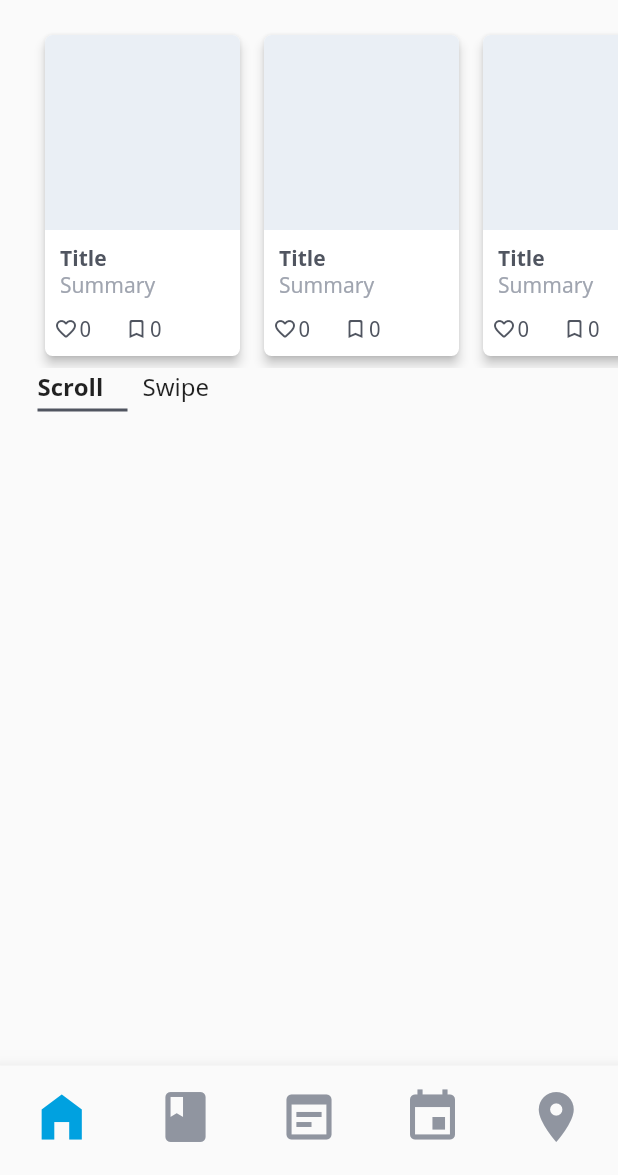
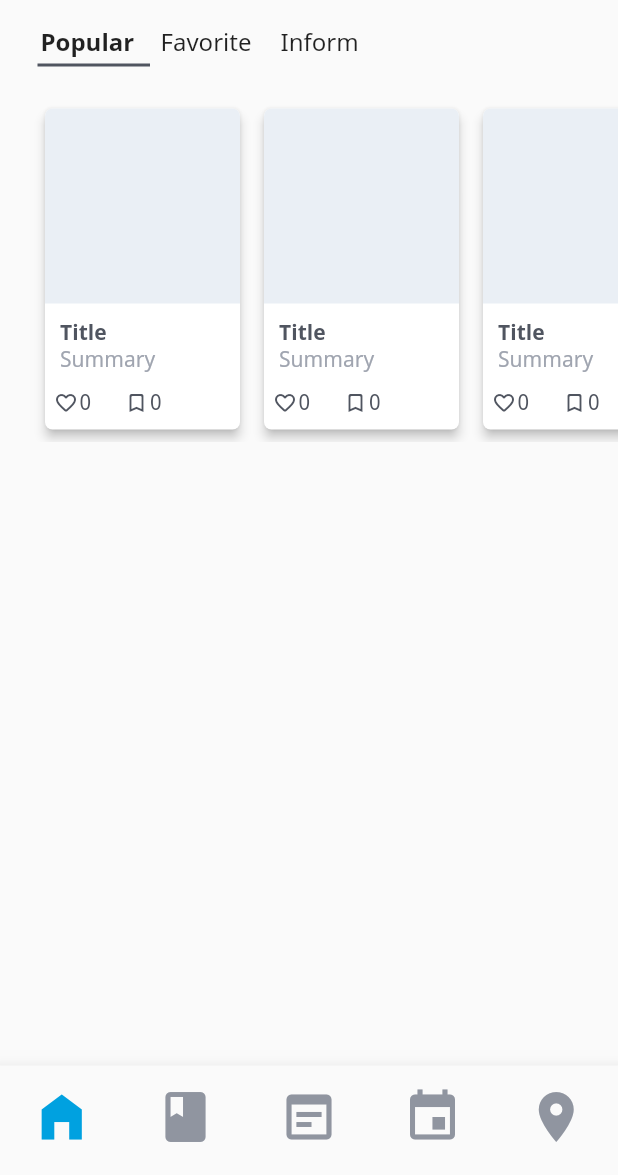
Before and after one commit to padong4284/padong-app, a Flutter app: the MainView screen opened by its route, on a phone screen of 412 x 824 dp, the part 61-1236 px from its top. Run offline on Flutter 3.47's test engine with Material 2 defaults, Android fonts, the phone set to English and light mode, and no system bars.

Commit message:
feat: tab container with size parameter

```diff
--- a/lib/ui/views/main/main_view.dart
+++ b/lib/ui/views/main/main_view.dart
@@ -9,7 +9,6 @@ import 'package:padong/ui/widgets/safe_padding_template.dart';
 import 'package:padong/ui/widgets/summary_card.dart';
 import 'package:padong/ui/widgets/swipe_deck.dart';
 import 'package:padong/ui/widgets/tab_container.dart';
-import 'package:padong/ui/widgets/switch_button.dart';
 
 class MainView extends StatefulWidget {
   final bool isPMain;
@@ -28,21 +27,15 @@ class _MainViewState extends State<MainView> {
         body: SafePaddingTemplate(
             child: Column(
           children: [
-            HorizontalScroller(
-                padding: 3.0,
-                parentLeftPadding: 25.0,
-                parentRightPadding: 25.0,
-                children: Iterable<int>.generate(10)
-                    .map((idx) => PostCard(idx.toString()))
-                    .toList()),
-            TabContainer(tabs: [
-              'Scroll',
-              'Swipe'
+            TabContainer(tabWidth: 80.0, tabs: [
+              'Popular',
+              'Favorite',
+              'Inform',
             ], children: [
               HorizontalScroller(
                   padding: 3.0,
-                  parentLeftPadding: 20.0,
-                  parentRightPadding: 20.0,
+                  parentLeftPadding: 25.0,
+                  parentRightPadding: 25.0,
                   children: Iterable<int>.generate(10)
                       .map((idx) => PostCard(idx.toString()))
                       .toList()),
@@ -50,7 +43,14 @@ class _MainViewState extends State<MainView> {
                 SummaryCard('1', title: 'Title1'),
                 SummaryCard('2', title: 'Title2'),
                 SummaryCard('3', title: 'Title3')
-              ])
+              ]),
+              HorizontalScroller(
+                  padding: 3.0,
+                  parentLeftPadding: 25.0,
+                  parentRightPadding: 25.0,
+                  children: Iterable<int>.generate(10)
+                      .map((idx) => PostCard(idx.toString()))
+                      .toList()),
             ]),
           ],
         )),
@@ -59,7 +59,8 @@ class _MainViewState extends State<MainView> {
 
   AppBar _buildTopBar() {
     return AppBar(
-      brightness: Brightness.light, // when dark mode, using dark
+      brightness: Brightness.light,
+      // when dark mode, using dark
       backgroundColor: Colors.transparent,
       elevation: 0,
       leading: Visibility(
--- a/lib/ui/widgets/tab_container.dart
+++ b/lib/ui/widgets/tab_container.dart
@@ -4,11 +4,13 @@ import 'package:padong/ui/theme/app_theme.dart';
 class TabContainer extends StatefulWidget {
   final List<String> tabs;
   final List<Widget> children;
+  final double tabWidth;
 
-  TabContainer({@required tabs, @required children})
+  TabContainer({@required tabs, @required children, tabWidth})
       : assert(tabs.length == children.length),
         this.tabs = tabs,
-        this.children = children;
+        this.children = children,
+        this.tabWidth = tabWidth ?? 70.0;
 
   @override
   _TabContainerState createState() => _TabContainerState();
@@ -20,7 +22,6 @@ class _TabContainerState extends State<TabContainer> {
   @override
   Widget build(BuildContext context) {
     return Container(
-        height: 40.0,
         padding: const EdgeInsets.all(0),
         child: Column(crossAxisAlignment: CrossAxisAlignment.start, children: [
           Row(
@@ -35,8 +36,9 @@ class _TabContainerState extends State<TabContainer> {
                       },
                       child: Container(
                           height: 25,
-                          width: 70,
+                          width: widget.tabWidth,
                           alignment: Alignment.centerLeft,
+                          padding: const EdgeInsets.only(left: 2),
                           child: Text(
                             widget.tabs[idx],
                             style: TextStyle(
@@ -49,11 +51,12 @@ class _TabContainerState extends State<TabContainer> {
                   .toList()),
           Container(
               child: AnimatedPadding(
-            padding: EdgeInsets.only(top: 2, left: this.curIdx * 70.0),
+            padding: EdgeInsets.only(top: 2, left: this.curIdx * widget.tabWidth, bottom:20),
             duration: Duration(milliseconds: 200),
             child:
-                Container(width: 60, height: 2, color: AppTheme.colors.support),
+                Container(width: widget.tabWidth -5, height: 2, color: AppTheme.colors.support),
           )),
+          widget.children[this.curIdx],
           // Positioned(top: 25, child: widget.children[this.curIdx])
         ]));
   }
```
